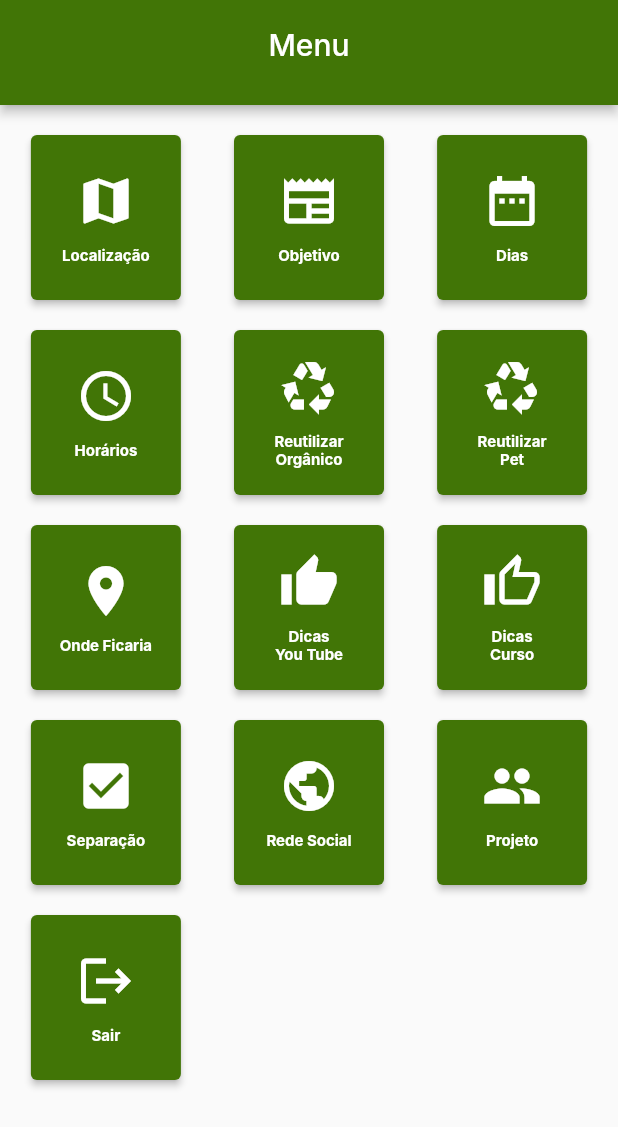
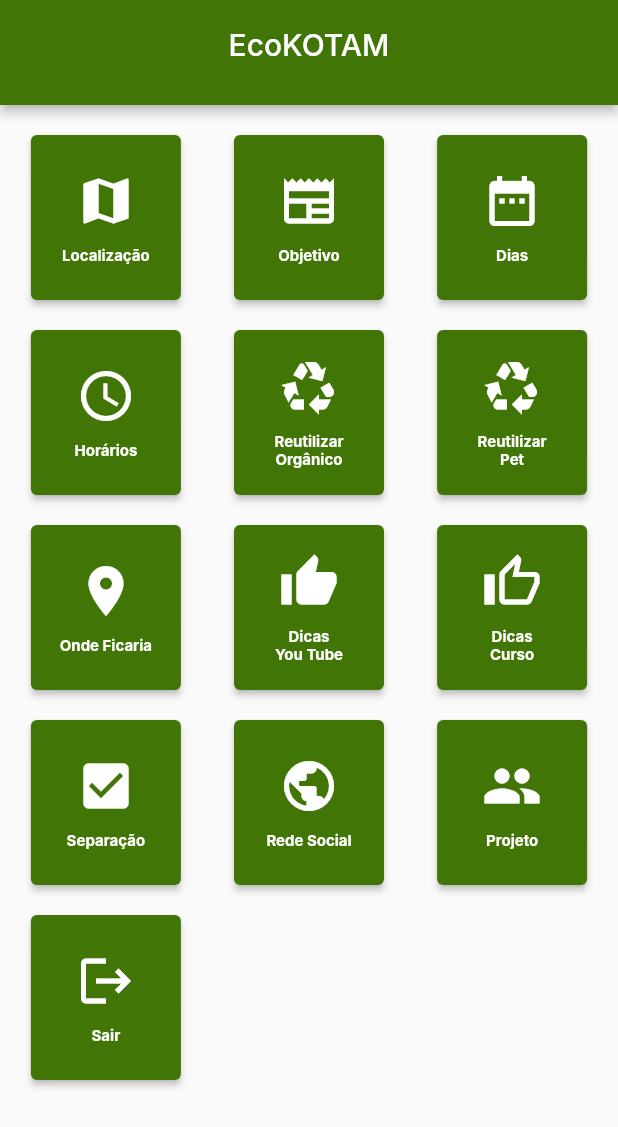
Before and after one commit to rafaelcsilvadev/ecokotam, a Flutter app: the Menu screen opened by its route, on a phone screen of 412 x 824 dp. Shown: the top 1127 px of the screen. Run offline on Flutter 3.47's test engine with Material 2 defaults, Android fonts, the phone set to English and light mode, and no system bars; our stand-ins replace flutter_svg_provider, get; Roboto replaces fonts that are missing (Inter).

```diff
--- a/lib/routes/app_pages.dart
+++ b/lib/routes/app_pages.dart
@@ -5,6 +5,7 @@ import 'package:ecokotam/views/pages/objective.dart';
 import 'package:ecokotam/views/pages/recycle_organic.dart';
 import 'package:ecokotam/views/pages/recycle_pet.dart';
 import 'package:ecokotam/views/pages/signIn.dart';
+import 'package:ecokotam/views/pages/tip_course.dart';
 import 'package:ecokotam/views/pages/tip_youtube.dart';
 import 'package:get/get.dart';
 
@@ -38,5 +39,9 @@ class AppPages {
       name: Routes.tipYouTube,
       page: () => TipYouTube(),
     ),
+    GetPage(
+      name: Routes.tipCourse,
+      page: () => TipCourse(),
+    ),
   ];
 }
--- a/lib/routes/routes.dart
+++ b/lib/routes/routes.dart
@@ -6,4 +6,5 @@ abstract class Routes {
   static const recyclePet = '/recycle_pet';
   static const location = '/location';
   static const tipYouTube = '/tip_youtube';
+  static const tipCourse = '/tip_course';
 }
--- a/lib/views/pages/menu.dart
+++ b/lib/views/pages/menu.dart
@@ -13,7 +13,7 @@ class Menu extends StatelessWidget {
     return SafeArea(
       child: Scaffold(
         appBar: AppBarEcokotam(
-          title: 'Menu',
+          title: 'EcoKOTAM',
           hasLeading: false,
         ),
         body: WillPopScope(
@@ -128,7 +128,7 @@ class Menu extends StatelessWidget {
                             width: 100,
                             height: 110,
                             child: ActionButton(
-                              onPressed: () => {},
+                              onPressed: () => Navigator.pushNamed(context, Routes.tipCourse),
                               title: 'Dicas\nCurso',
                               icon: Icons.thumb_up_alt_outlined,
                             ),
```
Also changed, not shown: lib/views/pages/tip_course.dart (added, +68 -0 lines), lib/views/assets/images/esterco.png.
